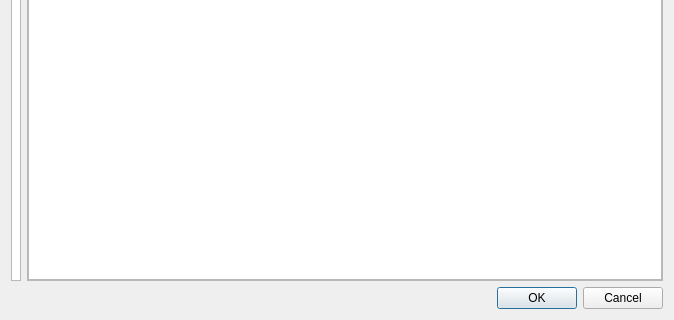
Old version of the form Updraft/src/core/ui/settingsdialog.ui in the repository updraft/updraft; both pictures show x 0 to 674 and y 185 to 505 of the 674 by 505 pixel window.
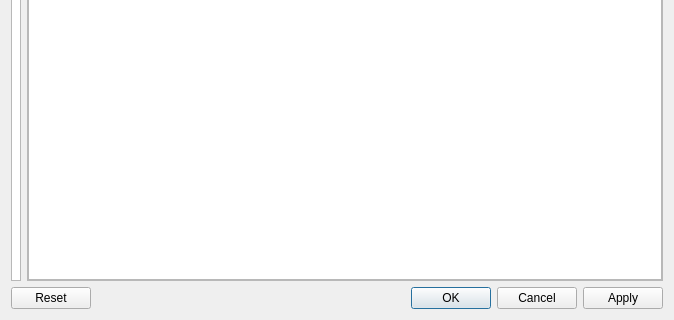
New version of the form. Custom widgets are drawn as their Qt base class.

```diff
--- a/Updraft/src/core/ui/settingsdialog.ui
+++ b/Updraft/src/core/ui/settingsdialog.ui
@@ -101,7 +101,10 @@
       <enum>Qt::Horizontal</enum>
      </property>
      <property name="standardButtons">
-      <set>QDialogButtonBox::Cancel|QDialogButtonBox::Ok</set>
+      <set>QDialogButtonBox::Apply|QDialogButtonBox::Cancel|QDialogButtonBox::Ok|QDialogButtonBox::Reset</set>
+     </property>
+     <property name="centerButtons">
+      <bool>false</bool>
      </property>
     </widget>
    </item>
```
